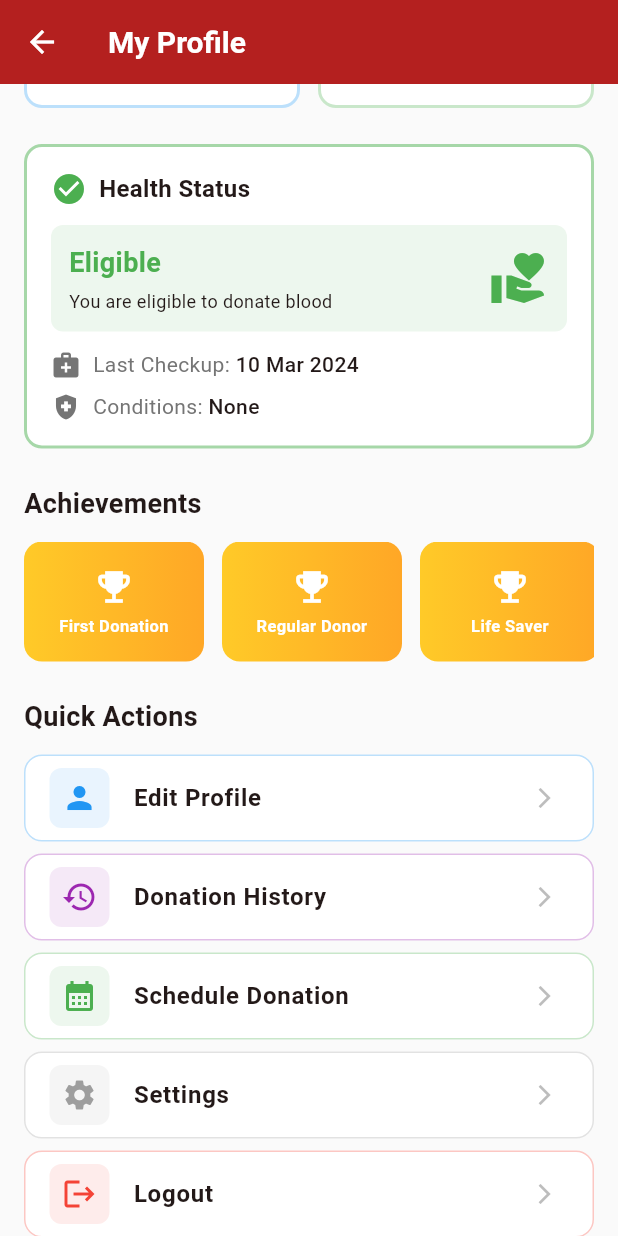
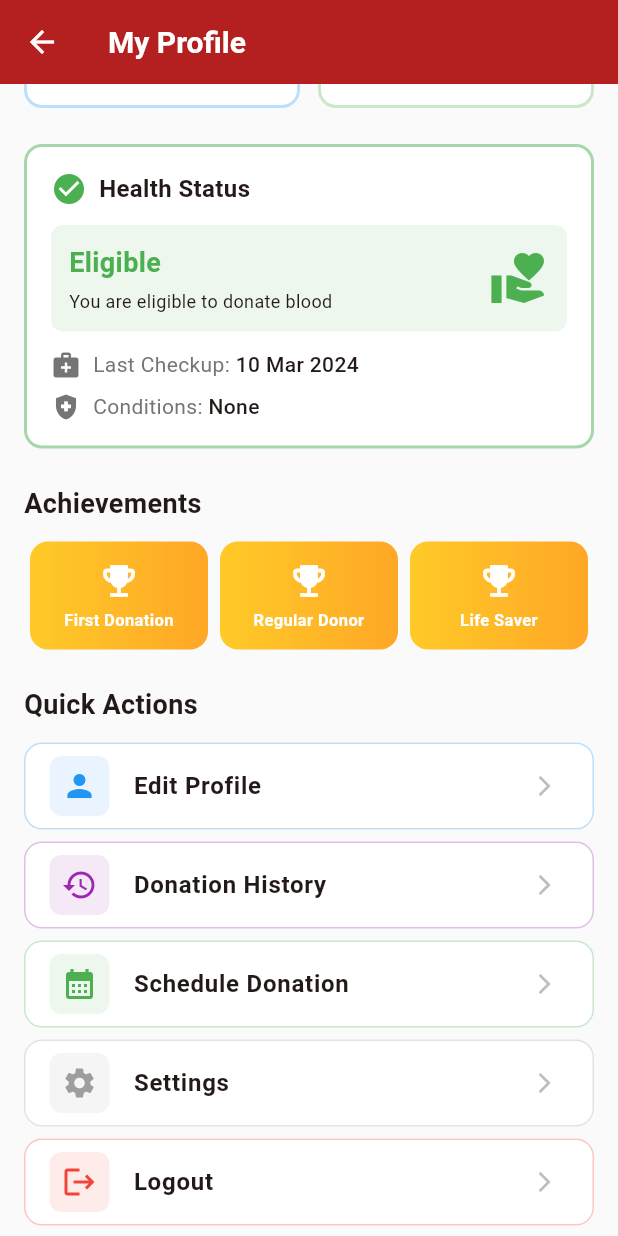
Before and after one commit to sanamobeen/blood-donation-FYP, a Flutter app: the ProfilePage screen opened directly, scrolled down 576 dp, on a phone screen of 412 x 824 dp. Run offline on Flutter 3.47's test engine with Material 3 defaults, Android fonts, the phone set to English and light mode, and no system bars.

```diff
--- a/frontend/lib/profile_page.dart
+++ b/frontend/lib/profile_page.dart
@@ -365,16 +365,11 @@ class ProfilePage extends StatelessWidget {
           ),
         ),
         const SizedBox(height: 12),
-        SizedBox(
-          height: 80,
-          child: ListView.builder(
-            scrollDirection: Axis.horizontal,
-            itemCount: achievements.length,
-            itemBuilder: (context, index) {
-              final achievement = achievements[index];
-              return Container(
-                width: 120,
-                margin: const EdgeInsets.only(right: 12),
+        Row(
+          children: achievements.map((achievement) {
+            return Expanded(
+              child: Container(
+                margin: const EdgeInsets.symmetric(horizontal: 4),
                 padding: const EdgeInsets.all(12),
                 decoration: BoxDecoration(
                   gradient: LinearGradient(
@@ -400,9 +395,9 @@ class ProfilePage extends StatelessWidget {
                     ),
                   ],
                 ),
-              );
-            },
-          ),
+              ),
+            );
+          }).toList(),
         ),
       ],
     );
```
